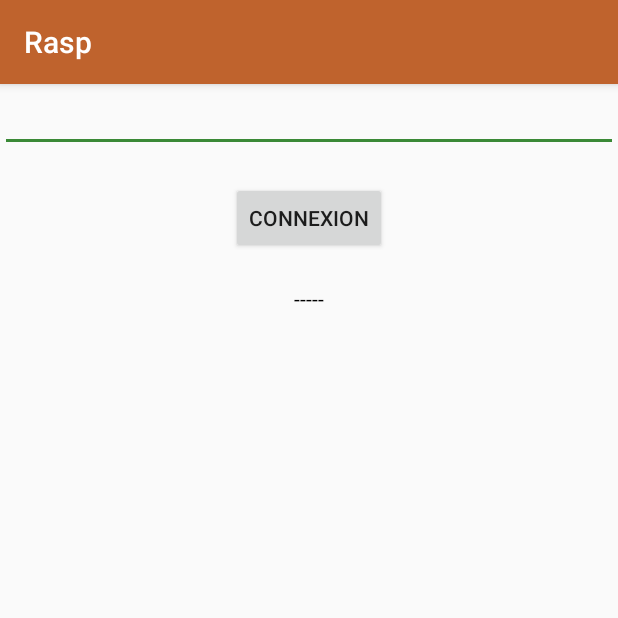
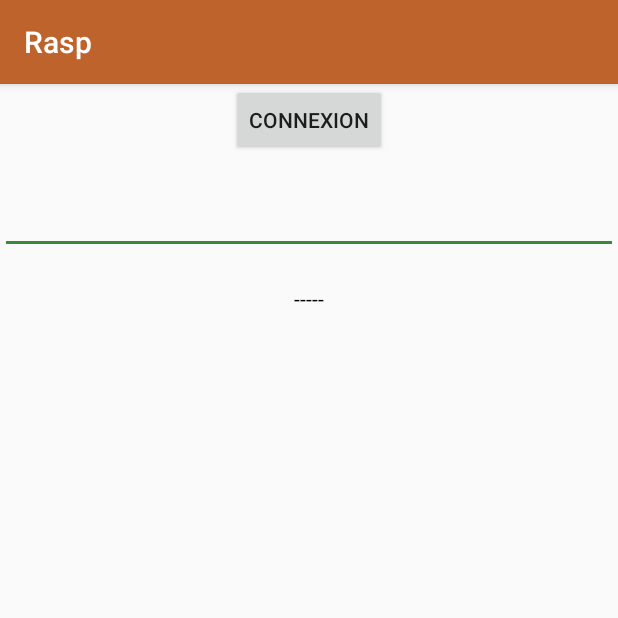
Before and after one commit to EViallet/SynchroPi_Android, an Android app: the screen it shows after launch (MainActivity), on a phone screen of 412 x 824 dp, the top half of it. Run offline under Robolectric (Android 15) with nearby library versions, the phone set to English and light mode, and no system bars.

```diff
--- a/app/src/main/java/com/gueg/rasp/BluetoothManager.java
+++ b/app/src/main/java/com/gueg/rasp/BluetoothManager.java
@@ -2,19 +2,16 @@ package com.gueg.rasp;
 
 import android.annotation.SuppressLint;
 import android.bluetooth.BluetoothAdapter;
-import android.bluetooth.BluetoothDevice;
 import android.bluetooth.BluetoothServerSocket;
 import android.bluetooth.BluetoothSocket;
 import android.content.Intent;
 import android.os.Handler;
-import android.os.ParcelUuid;
 import android.util.Log;
-import android.widget.Toast;
+
 import java.io.IOException;
 import java.io.InputStream;
 import java.io.OutputStream;
 import java.text.SimpleDateFormat;
-import java.util.ArrayList;
 import java.util.Locale;
 import java.util.UUID;
 
@@ -27,13 +24,12 @@ public class BluetoothManager {
     private InputStream in;
     private OutputStream out;
     private static final long CLOCK = 200L;
-    private static final String PI_MAC = "B8:27:EB:F0:82:5B";
+    //private static final String PI_MAC = "B8:27:EB:F0:82:5B";
+    private static final String PI_UUID = "00001111-0000-1000-8000-00805f9b34fb";
 
     BluetoothManager(MainActivity activity) {
         this.activity = activity;
-        if(bluetoothAdapter.isEnabled())
-            initBluetooth();
-        else
+        if(!bluetoothAdapter.isEnabled())
             activity.startActivityForResult(new Intent(BluetoothAdapter.ACTION_REQUEST_ENABLE), 0);
     }
 
@@ -65,52 +61,16 @@ public class BluetoothManager {
 
     public void initBluetooth() {
         try {
-            UUID uuid = UUID.fromString("00001111-0000-1000-8000-00805f9b34fb");
-            Log.d(TAG,""+uuid);
-            BluetoothServerSocket server = bluetoothAdapter.listenUsingRfcommWithServiceRecord("Server", uuid);
+            UUID uuid = UUID.fromString(PI_UUID);
+            BluetoothServerSocket server = bluetoothAdapter.listenUsingRfcommWithServiceRecord("BTServer", uuid);
             BluetoothSocket socket = server.accept();
-            String str = "abcd";
-            socket.getOutputStream().write(str.getBytes());
+            in = socket.getInputStream();
+            out = socket.getOutputStream();
+            activity.connected();
+            bluetoothHandler.post(checkIncomingData);
         } catch(IOException e) {
-            Log.e(TAG,"",e);
+            Log.e(TAG,"Couldn't create BTServer :",e);
         }
-        /*
-        BluetoothDevice device = bluetoothAdapter.getRemoteDevice(PI_MAC);
-        BluetoothSocket socket = device.createRfcommSocketToServiceRecord()
-        ArrayList<BluetoothSocket> sockets = new ArrayList<>();
-        String[] usedUuids = new String[2];
-        if(device!=null) {
-            for(ParcelUuid uuid : device.getUuids()) {
-                try {
-                    BluetoothSocket socket = device.createRfcommSocketToServiceRecord(uuid.getUuid());
-                    socket.connect();
-                    if(socket.isConnected()) {
-                        sockets.add(socket);
-                        if(sockets.size()<=2)
-                            usedUuids[sockets.size()-1]=uuid.getUuid().toString();
-                        Log.d(TAG, "Socket creation succeeded with uuid " + uuid.getUuid().toString());
-                    }
-                } catch (IOException e) {
-                    Log.w(TAG, "Socket creation failed with uuid "+uuid.getUuid().toString());
-                }
-            }
-            Log.d(TAG,sockets.size()+" valid uuids found out of "+device.getUuids().length);
-            if(sockets.size()<2) {
-                Log.e(TAG,"Not enough UUIDs found.");
-                return;
-            }
-            try {
-                in = sockets.get(0).getInputStream();
-                out = sockets.get(1).getOutputStream();
-                bluetoothHandler.post(checkIncomingData);
-                activity.connected(usedUuids);
-                Toast.makeText(activity, "Connecté", Toast.LENGTH_SHORT).show();
-            } catch(IOException e) {
-                Log.e(TAG,"Failed to open io streams",e);
-            }
-        } else
-            Toast.makeText(activity, "Raspberry non trouvé", Toast.LENGTH_SHORT).show();
-        */
     }
 
 
--- a/app/src/main/res/layout/activity_main.xml
+++ b/app/src/main/res/layout/activity_main.xml
@@ -1,18 +1,9 @@
 <?xml version="1.0" encoding="utf-8"?>
 <RelativeLayout xmlns:android="http://schemas.android.com/apk/res/android"
-    xmlns:app="http://schemas.android.com/apk/res-auto"
     xmlns:tools="http://schemas.android.com/tools"
     android:layout_width="match_parent"
     android:layout_height="match_parent"
     tools:context="com.gueg.rasp.MainActivity">
-
-    <EditText
-        android:id="@+id/send"
-        android:layout_width="match_parent"
-        android:layout_height="wrap_content"
-
-        android:layout_centerHorizontal="true"
-        android:layout_marginBottom="20dp"/>
 
     <Button
         android:id="@+id/btn"
@@ -22,8 +13,16 @@
         android:text="@string/btn_connect"
 
         android:layout_centerHorizontal="true"
+        android:layout_marginBottom="20dp"/>
+
+    <EditText
+        android:id="@+id/send"
+        android:layout_width="match_parent"
+        android:layout_height="wrap_content"
+
+        android:layout_centerHorizontal="true"
         android:layout_marginBottom="20dp"
-        android:layout_below="@id/send"/>
+        android:layout_below="@id/btn"/>
 
     <TextView
         android:id="@+id/txt"
@@ -34,6 +33,6 @@
         android:textColor="@android:color/black"
 
         android:layout_centerHorizontal="true"
-        android:layout_below="@id/btn"/>
+        android:layout_below="@id/send"/>
 
 </RelativeLayout>
--- a/app/src/main/res/values/strings.xml
+++ b/app/src/main/res/values/strings.xml
@@ -1,5 +1,7 @@
 <resources>
     <string name="app_name">Rasp</string>
     <string name="btn_connect">Connexion</string>
+    <string name="text_connected">Connecté!</string>
+    <string name="text_awaiting_connexion">En attente de connexion…</string>
     <string name="btn_send">Envoyer</string>
 </resources>
```
Also changed, not shown: app/src/main/java/com/gueg/rasp/MainActivity.java (+8 -14 lines).
